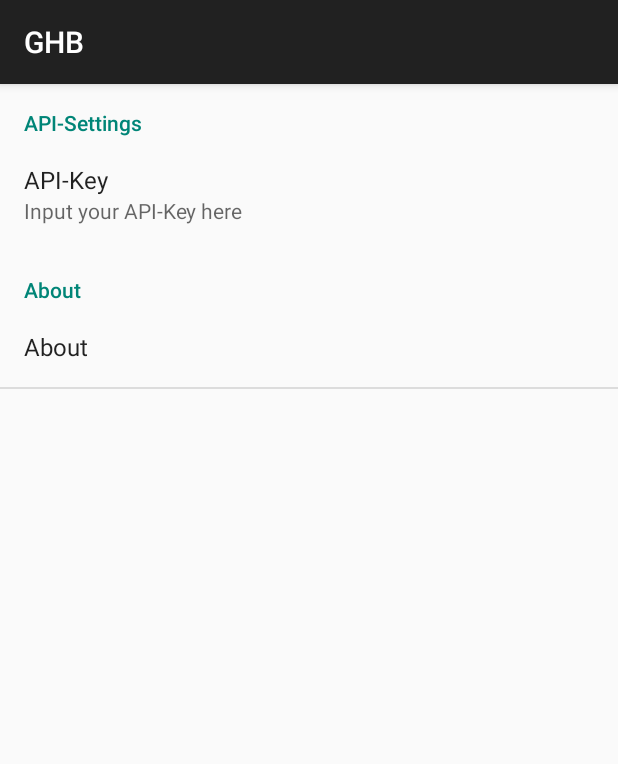
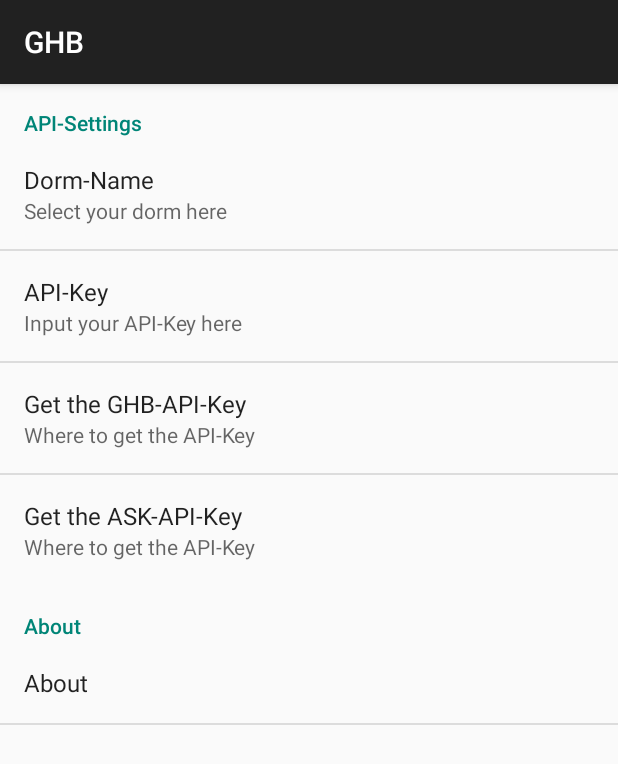
Before and after one commit to doofmars/GHB-Traffic, an Android app: the fragment SettingsFragment shown on its own in the app's theme, on a phone screen of 412 x 824 dp. Shown: the top 764 px of the screen. Run offline under Robolectric (Android 15) with nearby library versions, the phone set to English and light mode, and no system bars.

Commit message:
Added dorm option and prepared message in report

```diff
--- a/app/src/main/res/values/strings.xml
+++ b/app/src/main/res/values/strings.xml
@@ -13,4 +13,14 @@
     <string name="traffic_report_key">trafficReport</string>
     <string name="message_key">message</string>
     <string name="message_api_key">No API-Key is set.</string>
+    <string name="default_dorm_name">GHB</string>
+    <string name="settings_dorm_name_summary">Select your dorm here</string>
+    <string name="settings_dorm_name">Dorm-Name</string>
+    <string name="settings_get_api_key_GHB">Get the GHB-API-Key</string>
+    <string name="settings_get_api_key_summary">Where to get the API-Key</string>
+    <string name="settings_get_api_key_ASK">Get the ASK-API-Key</string>
+    <string-array name="dorm_names">
+        <item>"ASK"</item>
+        <item>"GHB"</item>
+    </string-array>
 </resources>
--- a/app/src/main/res/xml/preferences.xml
+++ b/app/src/main/res/xml/preferences.xml
@@ -4,12 +4,40 @@
         android:key="api_group"
         android:title="@string/settings_api_group" >
 
+        <ListPreference
+            android:key="dorm_name"
+            android:summary="@string/settings_dorm_name_summary"
+            android:title="@string/settings_dorm_name"
+            android:entries="@array/dorm_names"
+            android:entryValues="@array/dorm_names"
+            />
+
         <EditTextPreference
             android:title="@string/settings_api_key"
             android:summary="@string/settings_api_key_summary"
             android:inputType="textNoSuggestions"
             android:key="api_key" />
+
+        <Preference
+            android:key="get_key_GHB"
+            android:title="@string/settings_get_api_key_GHB"
+            android:summary="@string/settings_get_api_key_summary">
+            <intent
+                android:action="android.intent.action.VIEW"
+                android:data="https://ghb.hs-furtwangen.de/api"/>
+        </Preference>
+
+        <Preference
+            android:key="get_key_ASK"
+            android:title="@string/settings_get_api_key_ASK"
+            android:summary="@string/settings_get_api_key_summary">
+            <intent
+                android:action="android.intent.action.VIEW"
+                android:data="https://ask.hs-furtwangen.de/api"/>
+        </Preference>
+
     </PreferenceCategory>
+
     <PreferenceCategory
         android:title="@string/settings_about_group"
         android:key="about">
```
Also changed, not shown: app/src/main/java/de/doofmars/ghb/Statistics.java (+8 -4 lines), app/src/main/java/de/doofmars/ghb/model/TrafficReport.java (+11 -1 lines).
